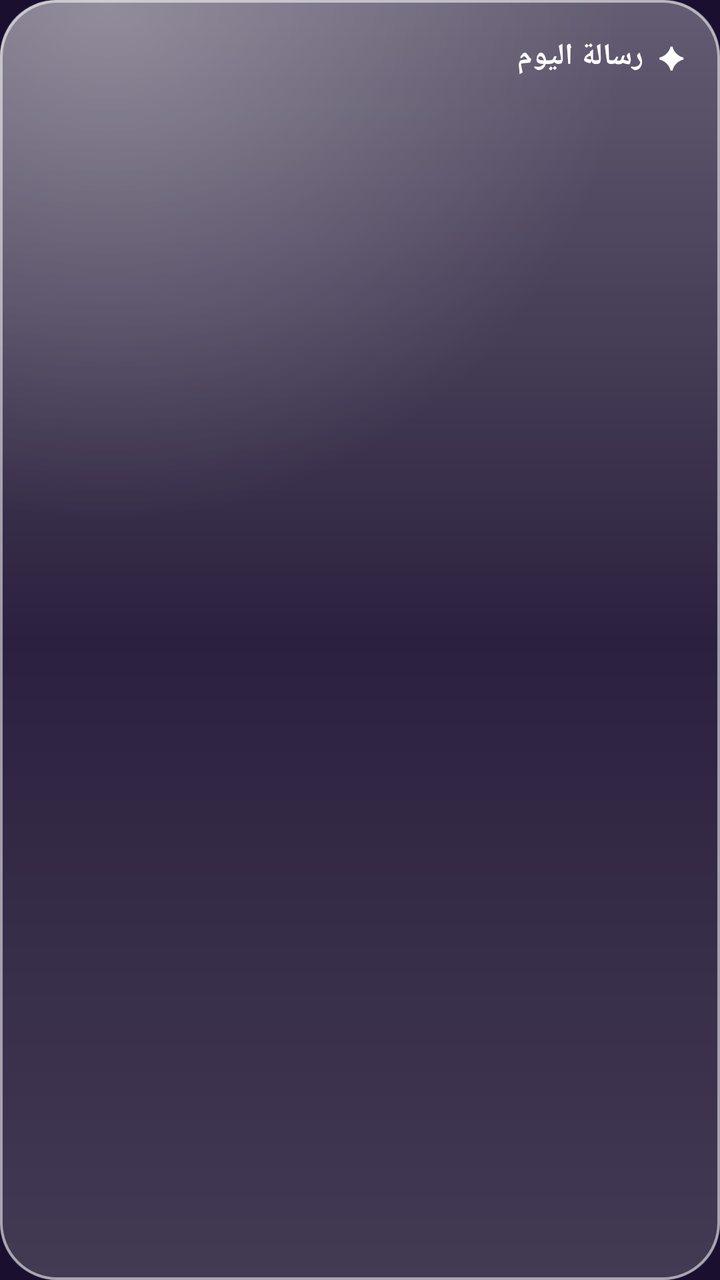
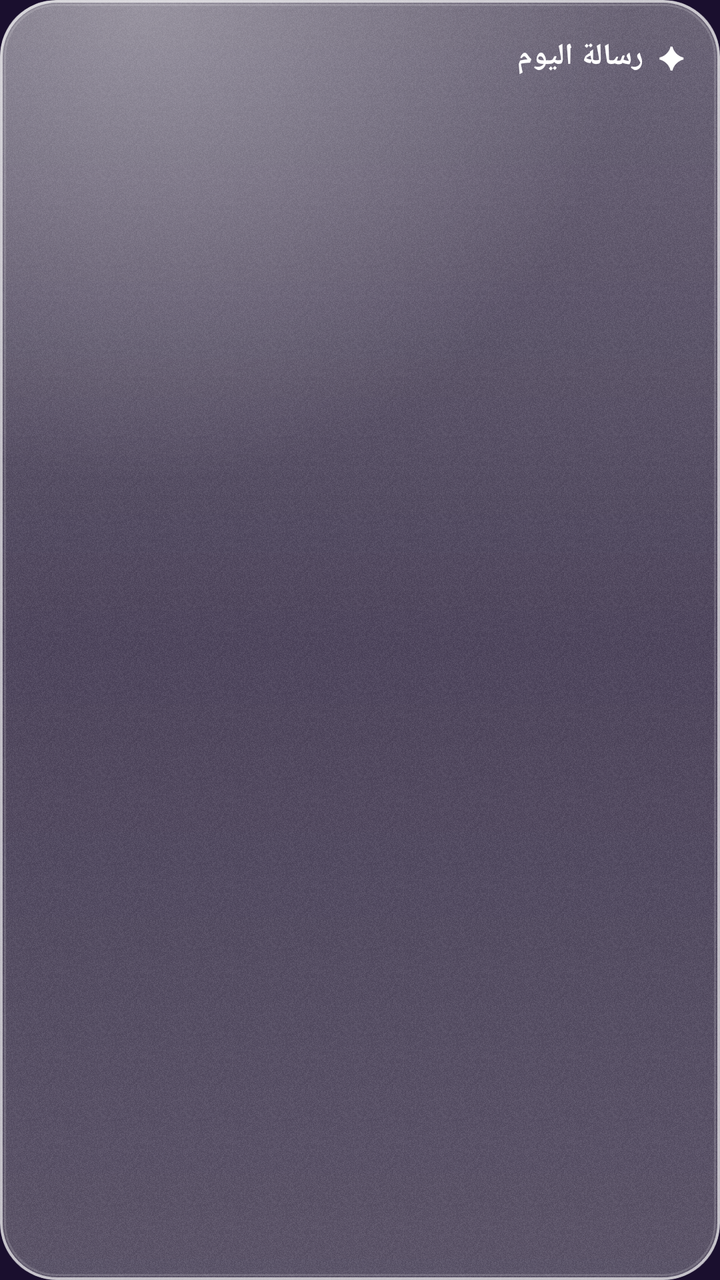

Screens rendered from an Android XML layout before and after an edit, with the pre-edit source and the edit as a unified diff.
<!-- AndroidManifest.xml: application theme Theme.HamsetHob -->
<!-- res/layout/widget_verse.xml -->
<?xml version="1.0" encoding="utf-8"?>
<LinearLayout xmlns:android="http://schemas.android.com/apk/res/android"
    android:id="@+id/root"
    android:layout_width="match_parent"
    android:layout_height="match_parent"
    android:layoutDirection="rtl"
    android:orientation="vertical"
    android:padding="18dp"
    android:background="@drawable/glass_widget_bg">

    <LinearLayout
        android:layout_width="match_parent"
        android:layout_height="wrap_content"
        android:orientation="horizontal"
        android:gravity="center_vertical">

        <TextView
            android:layout_width="0dp"
            android:layout_height="wrap_content"
            android:layout_weight="1"
            android:text="✦  رسالة اليوم"
            android:textColor="#FFFFFFFF"
            android:textSize="15sp"
            android:textStyle="bold" />

        <TextView
            android:id="@+id/coptic_date"
            android:layout_width="wrap_content"
            android:layout_height="wrap_content"
            android:textColor="#CCFFFFFF"
            android:textSize="12sp" />
    </LinearLayout>

    <TextView
        android:id="@+id/verse_text"
        android:layout_width="match_parent"
        android:layout_height="0dp"
        android:layout_weight="1"
        android:layout_marginTop="10dp"
        android:ellipsize="end"
        android:maxLines="5"
        android:lineSpacingExtra="4dp"
        android:textColor="#FFFFFFFF"
        android:textSize="16sp"
        android:shadowColor="#66000000"
        android:shadowDy="1"
        android:shadowRadius="4" />

    <TextView
        android:id="@+id/verse_ref"
        android:layout_width="match_parent"
        android:layout_height="wrap_content"
        android:layout_marginTop="6dp"
        android:textColor="#FFF3C77A"
        android:textSize="12sp"
        android:textStyle="bold" />
</LinearLayout>
<!-- resources referenced by this layout -->
<resources>
  <!-- drawable glass_widget_bg (drawable) -->
  <?xml version="1.0" encoding="utf-8"?>
  <layer-list xmlns:android="http://schemas.android.com/apk/res/android">
      <item>
          <shape android:shape="rectangle">
              <corners android:radius="28dp" />
              <solid android:color="#4D1A0F2E" />
          </shape>
      </item>
      <item>
          <shape android:shape="rectangle">
              <corners android:radius="28dp" />
              <gradient
                  android:angle="270"
                  android:startColor="#52FFFFFF"
                  android:centerColor="#14FFFFFF"
                  android:endColor="#2EFFFFFF" />
          </shape>
      </item>
      <item>
          <shape android:shape="rectangle">
              <corners android:radius="28dp" />
              <gradient
                  android:type="radial"
                  android:centerX="0.15"
                  android:centerY="0"
                  android:gradientRadius="260dp"
                  android:startColor="#4DFFFFFF"
                  android:endColor="#00FFFFFF" />
          </shape>
      </item>
      <item>
          <shape android:shape="rectangle">
              <corners android:radius="28dp" />
              <stroke android:width="1.2dp" android:color="#8CFFFFFF" />
          </shape>
      </item>
  </layer-list>
  <style name="Theme.HamsetHob" parent="android:Theme.Material.NoActionBar">
          <item name="android:windowBackground">#1A0F2E</item>
          <item name="android:statusBarColor">@android:color/transparent</item>
          <item name="android:navigationBarColor">@android:color/transparent</item>
      </style>
</resources>

<!-- the commit's change to res/layout/widget_verse.xml (unified diff, before → after) -->
@@ -6,6 +6,7 @@
     android:layoutDirection="rtl"
     android:orientation="vertical"
     android:padding="18dp"
+    android:clipToOutline="true"
     android:background="@drawable/glass_widget_bg">
 
     <LinearLayout
<!-- resource entries referenced after the edit -->
@@ -3,38 +3,55 @@
   <!-- drawable glass_widget_bg (drawable) -->
   <?xml version="1.0" encoding="utf-8"?>
   <layer-list xmlns:android="http://schemas.android.com/apk/res/android">
+      
       <item>
           <shape android:shape="rectangle">
               <corners android:radius="28dp" />
-              <solid android:color="#4D1A0F2E" />
+              <solid android:color="#26140B26" />
           </shape>
       </item>
+      
       <item>
           <shape android:shape="rectangle">
               <corners android:radius="28dp" />
               <gradient
                   android:angle="270"
-                  android:startColor="#52FFFFFF"
-                  android:centerColor="#14FFFFFF"
-                  android:endColor="#2EFFFFFF" />
+                  android:startColor="#59FFFFFF"
+                  android:centerColor="#38FFFFFF"
+                  android:endColor="#47FFFFFF" />
           </shape>
       </item>
+      
+      <item>
+          <bitmap
+              android:src="@drawable/frost_noise"
+              android:tileMode="repeat" />
+      </item>
+      
       <item>
           <shape android:shape="rectangle">
               <corners android:radius="28dp" />
               <gradient
                   android:type="radial"
-                  android:centerX="0.15"
+                  android:centerX="0.2"
                   android:centerY="0"
-                  android:gradientRadius="260dp"
+                  android:gradientRadius="240dp"
                   android:startColor="#4DFFFFFF"
                   android:endColor="#00FFFFFF" />
           </shape>
       </item>
+      
       <item>
           <shape android:shape="rectangle">
               <corners android:radius="28dp" />
-              <stroke android:width="1.2dp" android:color="#8CFFFFFF" />
+              <stroke android:width="1.2dp" android:color="#A6FFFFFF" />
+          </shape>
+      </item>
+      
+      <item android:left="2dp" android:top="2dp" android:right="2dp" android:bottom="2dp">
+          <shape android:shape="rectangle">
+              <corners android:radius="26dp" />
+              <stroke android:width="1dp" android:color="#26FFFFFF" />
           </shape>
       </item>
   </layer-list>
@@ -43,5 +60,6 @@
           <item name="android:statusBarColor">@android:color/transparent</item>
           <item name="android:navigationBarColor">@android:color/transparent</item>
       </style>
+  <!-- drawable frost_noise: png bitmap (drawable-nodpi, 16853 bytes) -->
 </resources>
 
